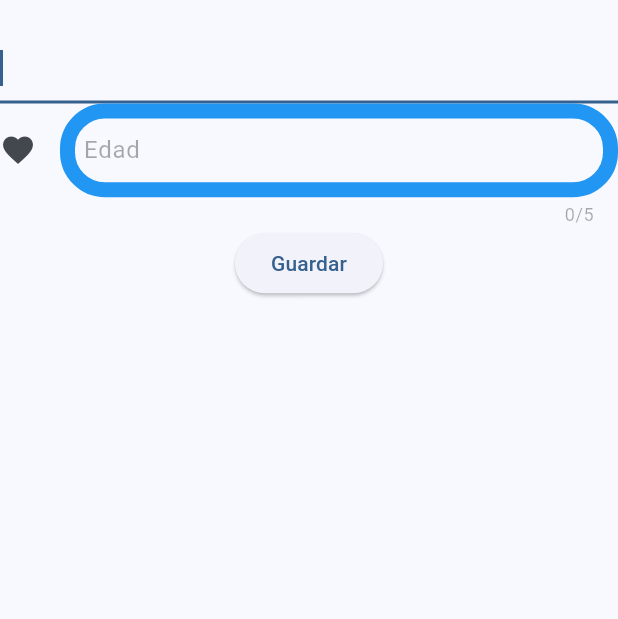
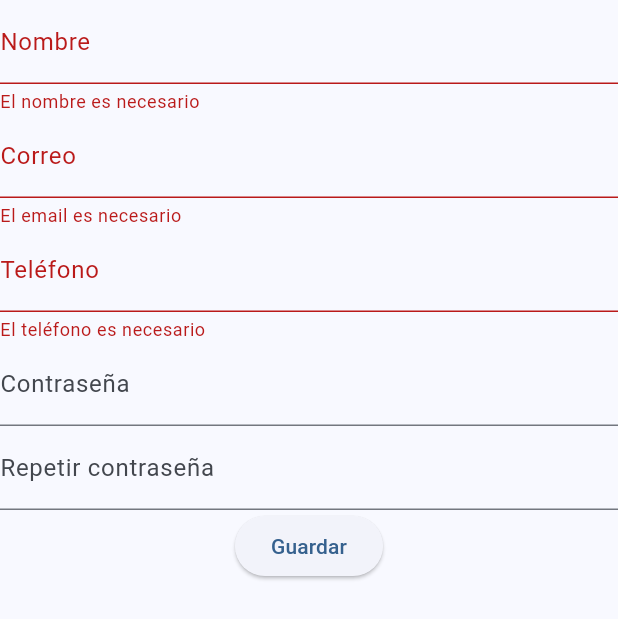
Before and after one commit to RonaldBecerra/flutter_my_first_app, a Flutter app: the screen it shows after launch, after a tap on "Guardar", on a phone screen of 412 x 824 dp. Shown: the top 619 px of the screen. Run offline on Flutter 3.47's test engine with Material 3 defaults, Android fonts, the phone set to English and light mode, and no system bars; our stand-ins replace page_transition; project files that could hold a hidden picture were left out.

Commit message:
Hasta la clase 7 del módulo 6

```diff
--- a/lib/Pages/LoginPage.dart
+++ b/lib/Pages/LoginPage.dart
@@ -5,6 +5,7 @@ import 'package:my_first_app/Common/MyRouters.dart';
 import 'package:my_first_app/Widgets/Form/MyCheckBox.dart';
 import 'package:my_first_app/Widgets/Form/MyDatePicker.dart';
 import 'package:my_first_app/Widgets/Form/MyDropdownButton.dart';
+import 'package:my_first_app/Widgets/Form/MyForm.dart';
 import 'package:my_first_app/Widgets/Form/MyRadio.dart';
 import 'package:my_first_app/Widgets/Form/MySwitch.dart';
 import 'package:my_first_app/Widgets/Form/MyTextField.dart';
@@ -22,11 +23,12 @@ class LoginPageState extends State<LoginPage>{
     // TODO: implement build
     return Scaffold(
       body: SafeArea(
-        child: privateTextField(),
+        child: privateForm(),
       ),
     );
   }
 
+  privateForm()=>MyForm();
   privateTextField()=>MyTextField();
   privateSwitch()=>MySwitch();
   privateDropdownButton()=>MyDropdownButton();
--- /dev/null
+++ b/lib/Widgets/Form/MyForm.dart
@@ -0,0 +1,118 @@
+import 'package:flutter/material.dart';
+
+class MyForm extends StatefulWidget{
+  @override
+  State<StatefulWidget> createState() => MyFormState();
+}
+
+class MyFormState extends State<MyForm>{
+  GlobalKey<FormState>formKey = GlobalKey();
+  TextEditingController nameCtrl = TextEditingController();
+  TextEditingController emailCtrl = TextEditingController();
+  TextEditingController mobileCtrl = TextEditingController();
+  TextEditingController passwordCtrl = TextEditingController();
+  TextEditingController repeatPassCtrl = TextEditingController();
+
+  @override
+  Widget build(BuildContext context) {
+    // TODO: implement build
+    return Form(
+      key: formKey,
+      child: Column(
+        children: [
+          TextFormField(
+            controller: nameCtrl,
+            decoration: InputDecoration(
+              labelText: "Nombre",
+            ),
+            validator: validateName,
+          ),
+          TextFormField(
+            controller: emailCtrl,
+            decoration: InputDecoration(
+              labelText: "Correo",
+            ),
+            validator: validateEmail,
+            keyboardType: TextInputType.emailAddress,
+          ),
+          TextFormField(
+            controller: mobileCtrl,
+            decoration: InputDecoration(
+              labelText: "Teléfono",
+            ),
+            validator: validateMobile,
+            keyboardType: TextInputType.number,
+          ),
+          TextFormField(
+            controller: passwordCtrl,
+            decoration: InputDecoration(
+              labelText: "Contraseña",
+            ),
+            obscureText: true,
+          ),
+          TextFormField(
+            controller: repeatPassCtrl,
+            decoration: InputDecoration(
+              labelText: "Repetir contraseña",
+            ),
+            validator: validatePassword,
+            obscureText: true,
+          ),
+          ElevatedButton(
+            onPressed: save,
+            child: Text("Guardar"),
+          ),
+        ],
+      ),
+    );
+  }
+
+  save(){
+    if (formKey.currentState!.validate()){
+      print("Nombre: ${nameCtrl.text}");
+      print("Nombre: ${emailCtrl.text}");
+      print("Nombre: ${mobileCtrl.text}");
+      print("Nombre: ${passwordCtrl.text}");
+      print("Nombre: ${repeatPassCtrl.text}");
+      formKey.currentState?.reset();
+    }
+  }
+
+  String? validateName(String? value){
+    if (value?.length==0){
+      return "El nombre es necesario";
+    }
+    return null;
+  }
+
+  String? validateEmail(String? value){
+    String pattern =
+        r"^[a-zA-Z0-9.a-zA-Z0-9.!#$%&'*+-/=?^_`{|}~]+@[a-zA-Z0-9]+\.[a-zA-Z]+";
+    RegExp regExp = new RegExp(pattern);
+
+    if (value?.length==0){
+      return "El email es necesario";
+    }
+    else if(!regExp.hasMatch(value.toString())){
+      return "Correo inválido";
+    }
+    return null;
+  }
+
+  String? validateMobile(String? value){
+    if (value?.length==0){
+      return "El teléfono es necesario";
+    }
+    else if(value?.length!=10){
+      return "El número debe tener 10 dígitos";
+    }
+    return null;
+  }
+
+  String? validatePassword(String? value){
+    if(value!=passwordCtrl.text.toString()){
+      return "Las contraseñas no coinciden";
+    }
+    return null;
+  }
+}
```
